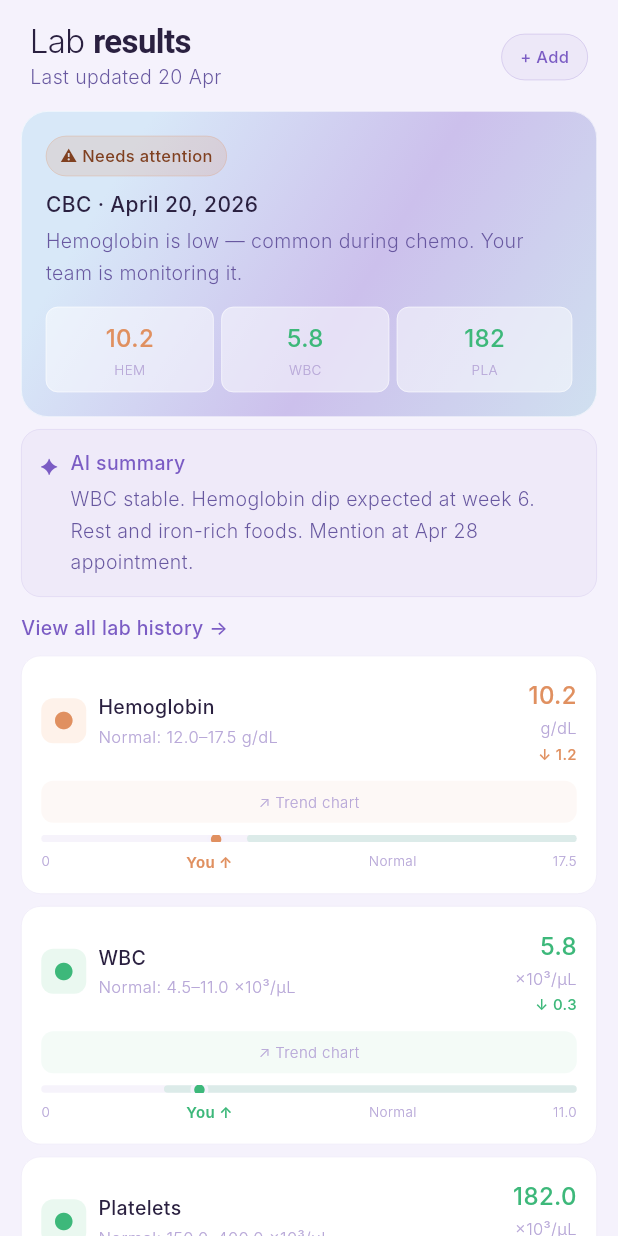
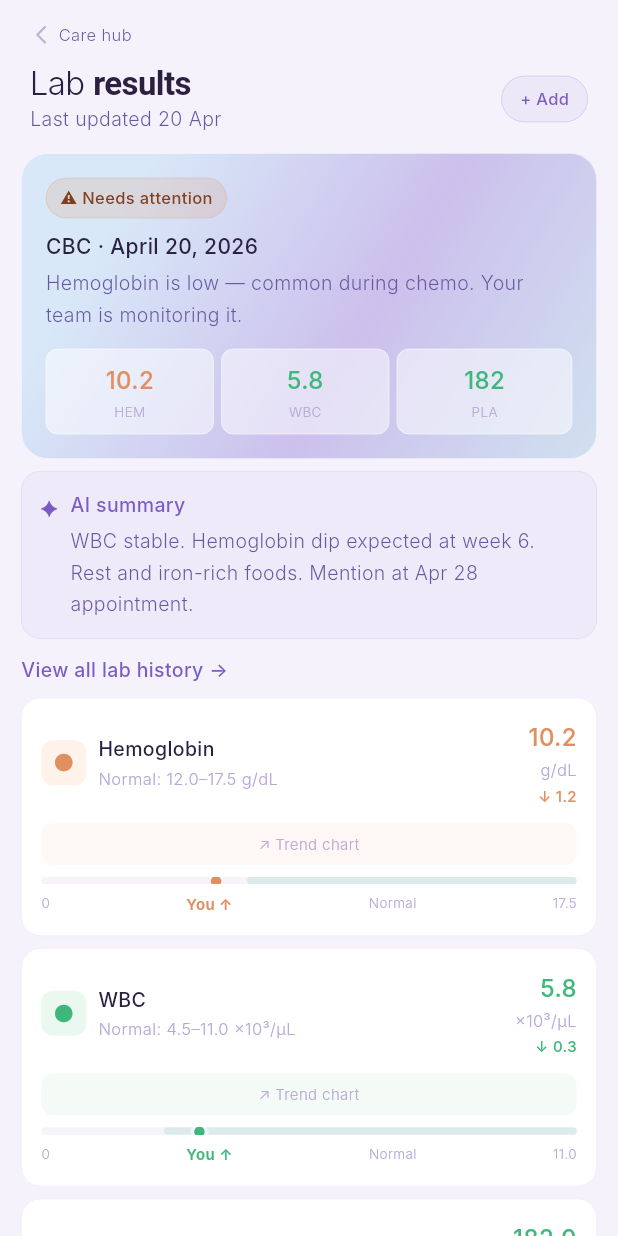
Before and after one commit to nadbrahmi/Rehlah, a Flutter app: the LabResultsScreen screen opened by its route, on a phone screen of 412 x 824 dp. Run offline on Flutter 3.47's test engine with Material 3 defaults, Android fonts, the phone set to English and light mode, and no system bars; our stand-ins replace flutter_riverpod, go_router; accounts and stored records are empty; Roboto replaces fonts that are missing (Inter).

Commit message:
Fix lab results back navigation to care hub

```diff
--- a/lib/features/care/labs/presentation/screens/lab_results_screen.dart
+++ b/lib/features/care/labs/presentation/screens/lab_results_screen.dart
@@ -26,7 +26,21 @@ class LabResultsScreen extends StatelessWidget {
           slivers: [
             SliverToBoxAdapter(child: Padding(
               padding: const EdgeInsets.fromLTRB(20, 14, 20, 0),
-              child: Row(
+              child: Column(
+                crossAxisAlignment: CrossAxisAlignment.start,
+                children: [
+                  GestureDetector(
+                    onTap: () => context.go('/care'),
+                    child: Row(children: [
+                      Icon(Icons.arrow_back_ios_new_rounded, size: 15,
+                        color: AppColors.text2.withOpacity(0.4)),
+                      const SizedBox(width: 4),
+                      Text('Care hub', style: AppText.caption.copyWith(
+                        color: AppColors.text2, fontSize: 11)),
+                    ]),
+                  ),
+                  const SizedBox(height: 10),
+                  Row(
                     mainAxisAlignment: MainAxisAlignment.spaceBetween,
                     children: [
                       Column(crossAxisAlignment: CrossAxisAlignment.start, children: [
@@ -53,6 +67,8 @@ class LabResultsScreen extends StatelessWidget {
                           child: Text('+ Add', style: AppText.caption.copyWith(
                             color: AppColors.primary, fontWeight: FontWeight.w500)),
                         ),
+                      ),
+                    ],
                   ),
                 ],
               ),
```
Lines whose indentation alone changed are shown as unchanged.
